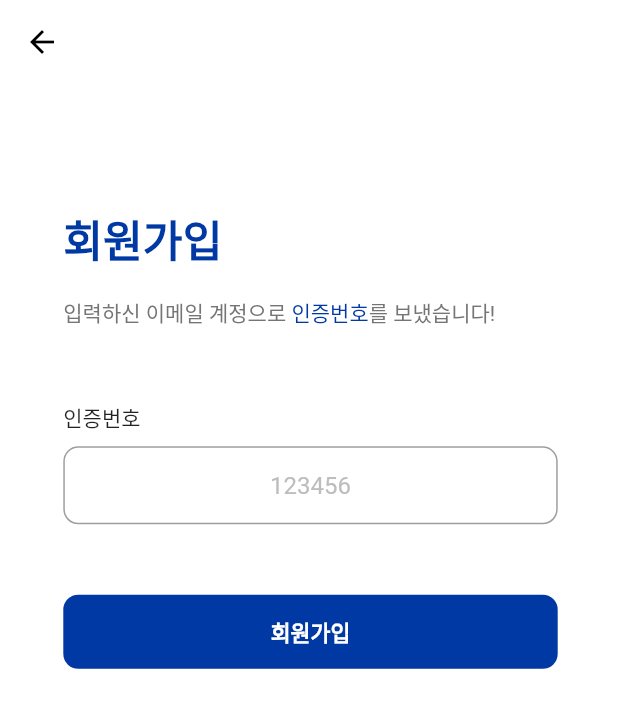
After one commit to kookmin-sw/capstone-2022-07, a Flutter app: the VerifyScreen screen opened directly, on a phone screen of 412 x 824 dp. The commit adds this screen. Shown: the top 708 px of the screen. Run offline on Flutter 3.47's test engine with Material 2 defaults, Android fonts, the phone set to English and light mode, and no system bars; our stand-ins replace badges, firebase_auth, firebase_core, flutter_svg, google_nav_bar, google_sign_in and 1 more; accounts and stored records are empty; network calls fail.

Commit message:
Implement Signup Screen

```diff
--- /dev/null
+++ b/flutter_application_1/lib/Components/back_button.dart
@@ -0,0 +1,16 @@
+// ignore_for_file: prefer_const_constructors
+
+import 'package:flutter/material.dart';
+
+class BackButton extends StatelessWidget {
+  const BackButton({Key? key}) : super(key: key);
+
+  @override
+  Widget build(BuildContext context) {
+    return IconButton(
+        onPressed: () {
+          Navigator.pop(context);
+        },
+        icon: Icon(Icons.arrow_back_ios_new));
+  }
+}
--- /dev/null
+++ b/flutter_application_1/lib/screens/signup/verify_screen.dart
@@ -0,0 +1,173 @@
+// ignore_for_file: prefer_const_constructors_in_immutables, prefer_const_constructors, prefer_final_fields
+
+import 'package:flutter/material.dart';
+import 'package:flutter_application_1/Animation/fade_animation.dart';
+import 'package:flutter_application_1/screens/register_screen.dart';
+import 'package:flutter_application_1/tool/validator.dart';
+
+class VerifyScreen extends StatefulWidget {
+  VerifyScreen({Key? key}) : super(key: key);
+
+  @override
+  State<VerifyScreen> createState() => _VerifyScreenState();
+}
+
+class _VerifyScreenState extends State<VerifyScreen> {
+  FocusNode _focus = FocusNode();
+  final _verifyKey = GlobalKey<FormState>();
+  var _verify = "";
+
+  Widget informaion(Size size) {
+    return Container(
+      margin: EdgeInsets.only(top: size.height * 0.1),
+      padding: EdgeInsets.only(left: size.width * 0.1),
+      child: Column(
+        crossAxisAlignment: CrossAxisAlignment.start,
+        children: [
+          Container(
+            padding: EdgeInsets.only(bottom: size.height * 0.02),
+            child: Text(
+              "회원가입",
+              style: TextStyle(
+                color: Color(0xff0039A4),
+                fontSize: size.width * 0.07,
+                fontWeight: FontWeight.bold,
+              ),
+            ),
+          ),
+          Row(
+            children: [
+              Text(
+                "입력하신 이메일 계정으로 ",
+                style: TextStyle(
+                  color: Colors.grey.shade600,
+                ),
+              ),
+              Text(
+                "인증번호",
+                style: TextStyle(
+                  color: Color(0xff0039A4),
+                ),
+              ),
+              Text(
+                "를 보냈습니다!",
+                style: TextStyle(
+                  color: Colors.grey.shade600,
+                ),
+              ),
+            ],
+          ),
+        ],
+      ),
+    );
+  }
+
+  Widget decoText(Size size, String text) {
+    return Container(
+      padding: EdgeInsets.only(
+          top: size.height * 0.01,
+          left: size.width * 0.1,
+          bottom: size.height * 0.01),
+      child: Text(text),
+    );
+  }
+
+  Widget verifyInput(Size size) {
+    return Form(
+      key: _verifyKey,
+      child: Center(
+        child: SizedBox(
+          height: size.height * 0.1,
+          width: size.width * 0.8,
+          child: TextFormField(
+            textAlign: TextAlign.center,
+            decoration: InputDecoration(
+                contentPadding: EdgeInsets.all(size.height * 0.02),
+                border: OutlineInputBorder(
+                    borderSide: BorderSide(color: Colors.grey[600]!),
+                    borderRadius: BorderRadius.circular(10)),
+                focusedBorder: OutlineInputBorder(
+                    borderSide: BorderSide(color: Color(0xff0039A4)),
+                    borderRadius: BorderRadius.circular(10)),
+                hintText: "123456",
+                hintStyle: TextStyle(color: Colors.grey[400])),
+            validator: (value) =>
+                CheckValidate().validateVerification(_focus, value!),
+            onChanged: (value) {
+              _verify = value;
+              if (_verifyKey.currentState != null) {
+                _verifyKey.currentState!.validate();
+              }
+            },
+          ),
+        ),
+      ),
+    );
+  }
+
+  Widget registerButton(Size size) {
+    return Center(
+      child: Container(
+        height: size.height * 0.06,
+        width: size.width * 0.8,
+        margin: EdgeInsets.only(top: size.height * 0.02),
+        decoration: BoxDecoration(
+          color: Color(0xff0039A4),
+          borderRadius: BorderRadius.circular(10),
+        ),
+        child: TextButton(
+          onPressed: () {
+            Navigator.push(
+              context,
+              MaterialPageRoute(
+                builder: (context) {
+                  return RegisterScreen();
+                },
+              ),
+            );
+          },
+          child: Text(
+            "회원가입",
+            style: TextStyle(
+                fontWeight: FontWeight.bold,
+                fontSize: size.width * 0.035,
+                color: Colors.white),
+          ),
+        ),
+      ),
+    );
+  }
+
+  @override
+  Widget build(BuildContext context) {
+    Size size = MediaQuery.of(context).size;
+    return Scaffold(
+      appBar: AppBar(
+        leading: BackButton(
+          color: Colors.black,
+        ),
+        backgroundColor: Colors.transparent,
+        elevation: 0.0,
+      ),
+      backgroundColor: Colors.white,
+      body: SafeArea(
+        child: SingleChildScrollView(
+          child: FadeAnimation(
+            2,
+            Column(
+              // mainAxisAlignment: MainAxisAlignment.center,
+              crossAxisAlignment: CrossAxisAlignment.start,
+              children: [
+                informaion(size),
+                SizedBox(height: size.height * 0.05),
+                decoText(size, "인증번호"),
+                verifyInput(size),
+                registerButton(size)
+              ],
+            ),
+          ),
+        ),
+      ),
+    );
+  }
+}
```
Also changed, not shown: flutter_application_1/lib/Components/nav_bar.dart (+19 -130 lines), flutter_application_1/lib/init.dart (+7 -2 lines), flutter_application_1/lib/screens/interests.dart (deleted, +0 -19 lines), flutter_application_1/lib/screens/landing_screen.dart (added, +20 -0 lines), flutter_application_1/lib/screens/login_screen.dart (+7 -56 lines), flutter_application_1/lib/screens/signup/register_screen.dart (renamed from flutter_application_1/lib/screens/register.dart, +22 -7 lines), flutter_application_1/lib/screens/start_screen.dart (added, +145 -0 lines).
